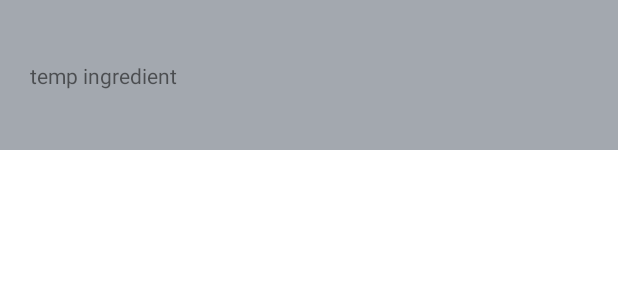
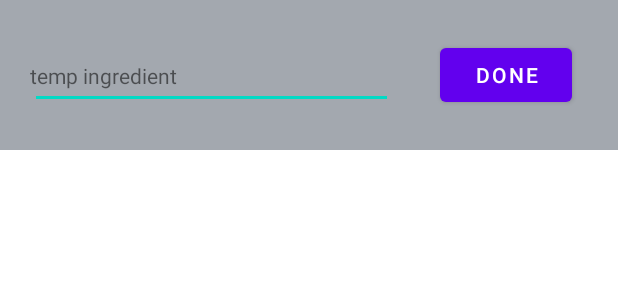
Before and after one commit to kevinli9094/cookingAssistanceCompanion, an Android app: the layout item_result.xml on its own in the app's theme, with its tools: preview values and no code run, on a phone screen of 412 x 824 dp. Shown: the top 300 px of the screen. Run offline under Robolectric (Android 15) with nearby library versions, the phone set to English and light mode, and no system bars.

```diff
--- a/app/src/main/java/com/kevin/cookingassistancecompanion/activities/ResultActivity.kt
+++ b/app/src/main/java/com/kevin/cookingassistancecompanion/activities/ResultActivity.kt
@@ -11,6 +11,7 @@ class ResultActivity : AppCompatActivity() {
     override fun onCreate(savedInstanceState: Bundle?) {
         super.onCreate(savedInstanceState)
         val binding = ActivityResultBinding.inflate(layoutInflater)
+        binding.lifecycleOwner = this
         setContentView(binding.root)
 
         val viewModel = ResultActivityViewModel()
@@ -24,7 +25,7 @@ class ResultActivity : AppCompatActivity() {
     ) {
         binding.recyclerView.setHasFixedSize(true)
         binding.recyclerView.layoutManager = LinearLayoutManager(this)
-        val adapter = ResultAdapter(viewModel)
+        val adapter = ResultAdapter(viewModel, this)
         binding.recyclerView.adapter = adapter
 
         viewModel.getData().observe(this, {
--- /dev/null
+++ b/app/src/main/java/com/kevin/cookingassistancecompanion/adapters/ViewHoder.kt
@@ -0,0 +1,6 @@
+package com.kevin.cookingassistancecompanion.adapters
+
+import androidx.databinding.ViewDataBinding
+import androidx.recyclerview.widget.RecyclerView
+
+class ViewHolder(var binding: ViewDataBinding) : RecyclerView.ViewHolder(binding.root)
--- a/app/src/main/java/com/kevin/cookingassistancecompanion/textAnalyzer/TAndTTextAnalyzer.kt
+++ b/app/src/main/java/com/kevin/cookingassistancecompanion/textAnalyzer/TAndTTextAnalyzer.kt
@@ -26,7 +26,7 @@ class TAndTTextAnalyzer(overlay: CameraOverlay): BaseTextAnalyzer(overlay) {
                     val boundingBox = line.boundingBox
                     if(boundingBox != null){
                         drawInfos.add(DrawInfo(boundingBox.toRectF(), text))
-                        ScanningResult.incrementKey(convertString(text))
+                        ScanningResult.addString(convertString(text))
                     }
                 }
             }
--- /dev/null
+++ b/app/src/main/java/com/kevin/cookingassistancecompanion/viewmodels/ButtonResultItemViewModel.kt
@@ -0,0 +1,5 @@
+package com.kevin.cookingassistancecompanion.viewmodels
+
+class ButtonResultItemViewModel(
+    text: String
+): ResultItemViewModel(text = text, itemType = ITEM_TYPE_BUTTON)
--- a/app/src/main/res/layout/item_result.xml
+++ b/app/src/main/res/layout/item_result.xml
@@ -6,7 +6,7 @@
 
         <variable
             name="model"
-            type="com.kevin.cookingassistancecompanion.viewmodels.ResultItemViewModel" />
+            type="com.kevin.cookingassistancecompanion.viewmodels.ScannedResultItemViewModel" />
 
     </data>
 
@@ -17,6 +17,30 @@
         android:background="@drawable/background_result_item"
         >
 
+        <EditText
+            android:id="@+id/editText"
+            android:layout_width="match_parent"
+            android:layout_height="wrap_content"
+            app:layout_constraintTop_toTopOf="parent"
+            app:layout_constraintBottom_toBottomOf="parent"
+            app:layout_constraintStart_toStartOf="parent"
+            app:layout_constraintEnd_toEndOf="parent"
+            android:text="@={model.textObservable}"
+            android:layout_marginEnd="150dp"
+            android:layout_marginStart="20dp"
+            app:visibleOrGone="@{model.editableObservable}"/>
+
+        <Button
+            android:layout_width="wrap_content"
+            android:layout_height="wrap_content"
+            android:text="Done"
+            app:layout_constraintTop_toTopOf="parent"
+            app:layout_constraintBottom_toBottomOf="parent"
+            app:layout_constraintStart_toEndOf="@id/editText"
+            app:layout_constraintEnd_toEndOf="parent"
+            android:onClick="@{() -> model.done()}"
+            app:visibleOrGone="@{model.editableObservable}"/>
+
         <TextView
             android:id="@+id/text"
             android:layout_width="wrap_content"
@@ -25,8 +49,9 @@
             app:layout_constraintBottom_toBottomOf="parent"
             app:layout_constraintStart_toStartOf="parent"
             android:layout_marginStart="20dp"
-            android:text="@{model.text}"
+            android:text="@{model.textObservable}"
             tools:text="temp ingredient"
+            app:visibleOrGone="@{!model.editableObservable}"
             />
 
     </androidx.constraintlayout.widget.ConstraintLayout>
```
Also changed, not shown: app/src/main/java/com/kevin/cookingassistancecompanion/Extensions.kt (+10 -0 lines), app/src/main/java/com/kevin/cookingassistancecompanion/ScanningResult.kt (+7 -14 lines), app/src/main/java/com/kevin/cookingassistancecompanion/adapters/ResultAdapter.kt (+39 -18 lines), app/src/main/java/com/kevin/cookingassistancecompanion/viewmodels/ResultActivityViewModel.kt (+16 -10 lines), app/src/main/java/com/kevin/cookingassistancecompanion/viewmodels/ResultItemViewModel.kt (+34 -1 lines), app/src/main/java/com/kevin/cookingassistancecompanion/viewmodels/ScannedResultItemViewModel.kt (added, +19 -0 lines), app/src/main/res/layout/item_add.xml (added, +34 -0 lines).
